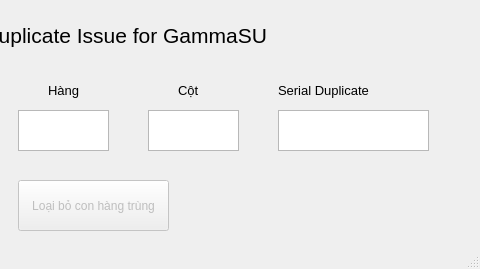
Qt form Interface.ui (OnTuQuocDat/CheckDuplicatewithVBscript) before a commit; both pictures show x 242 to 722 and y 0 to 269 of the 722 by 269 pixel window.
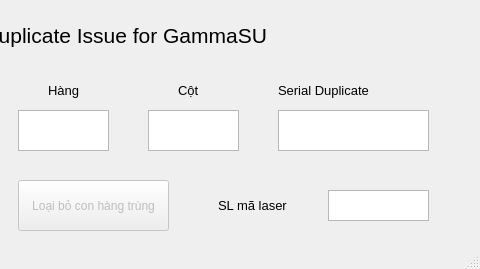
The same form after that commit.

```diff
--- a/Interface.ui
+++ b/Interface.ui
@@ -223,6 +223,37 @@
      <string>CONFIRM</string>
     </property>
    </widget>
+   <widget class="QTextEdit" name="length_of_file">
+    <property name="geometry">
+     <rect>
+      <x>570</x>
+      <y>190</y>
+      <width>101</width>
+      <height>31</height>
+     </rect>
+    </property>
+    <property name="readOnly">
+     <bool>true</bool>
+    </property>
+   </widget>
+   <widget class="QLabel" name="label_6">
+    <property name="geometry">
+     <rect>
+      <x>460</x>
+      <y>190</y>
+      <width>121</width>
+      <height>31</height>
+     </rect>
+    </property>
+    <property name="font">
+     <font>
+      <pointsize>10</pointsize>
+     </font>
+    </property>
+    <property name="text">
+     <string>SL mã laser</string>
+    </property>
+   </widget>
   </widget>
   <widget class="QStatusBar" name="statusbar"/>
  </widget>
```
